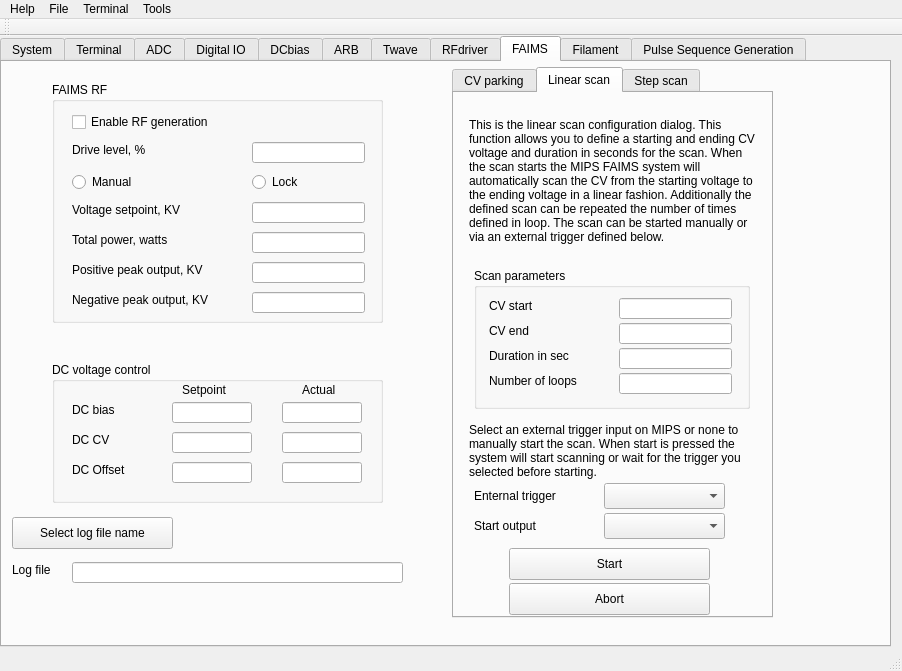
This is mips.ui in MOBILionSystems/MIPS-app-MOBILion as Qt 5 draws it before an edit. The edited form follows.
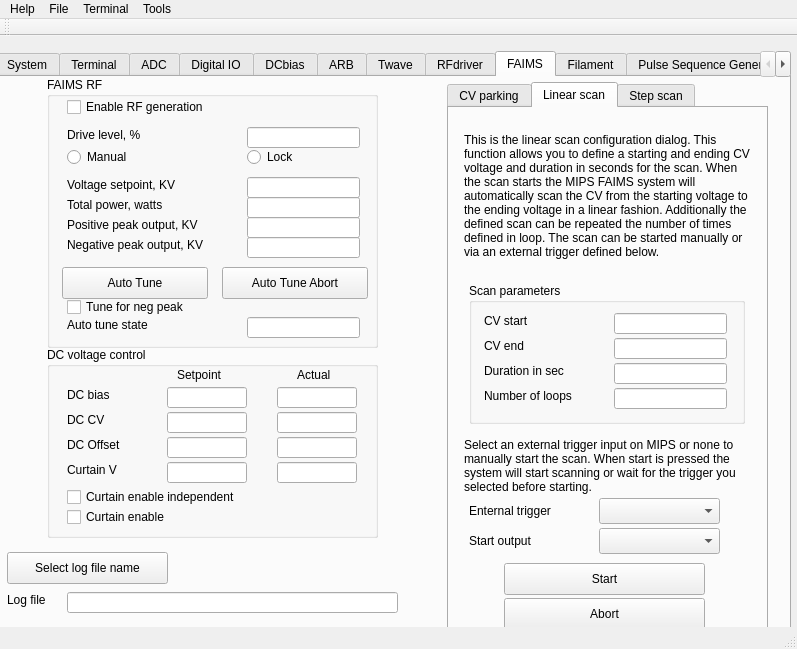
This is the edited form. The open tabs and pages were chosen to show the change. Icons and pictures are not drawn. Custom widgets are drawn as their Qt base class.

```diff
--- a/mips.ui
+++ b/mips.ui
@@ -6,8 +6,8 @@
    <rect>
     <x>0</x>
     <y>0</y>
-    <width>902</width>
-    <height>671</height>
+    <width>797</width>
+    <height>649</height>
    </rect>
   </property>
   <property name="windowTitle">
@@ -17,10 +17,10 @@
    <widget class="QTabWidget" name="tabMIPS">
     <property name="geometry">
      <rect>
-      <x>0</x>
-      <y>0</y>
-      <width>891</width>
-      <height>611</height>
+      <x>-5</x>
+      <y>15</y>
+      <width>796</width>
+      <height>586</height>
      </rect>
     </property>
     <property name="tabShape">
@@ -6125,9 +6125,9 @@
       <property name="geometry">
        <rect>
         <x>50</x>
-        <y>20</y>
+        <y>0</y>
         <width>331</width>
-        <height>241</height>
+        <height>271</height>
        </rect>
       </property>
       <property name="title">
@@ -6137,7 +6137,7 @@
        <property name="geometry">
         <rect>
          <x>20</x>
-         <y>30</y>
+         <y>20</y>
          <width>161</width>
          <height>20</height>
         </rect>
@@ -6150,7 +6150,7 @@
        <property name="geometry">
         <rect>
          <x>200</x>
-         <y>60</y>
+         <y>50</y>
          <width>113</width>
          <height>21</height>
         </rect>
@@ -6160,7 +6160,7 @@
        <property name="geometry">
         <rect>
          <x>20</x>
-         <y>60</y>
+         <y>50</y>
          <width>161</width>
          <height>16</height>
         </rect>
@@ -6173,7 +6173,7 @@
        <property name="geometry">
         <rect>
          <x>20</x>
-         <y>150</y>
+         <y>120</y>
          <width>171</width>
          <height>16</height>
         </rect>
@@ -6186,7 +6186,7 @@
        <property name="geometry">
         <rect>
          <x>20</x>
-         <y>180</y>
+         <y>140</y>
          <width>171</width>
          <height>16</height>
         </rect>
@@ -6199,7 +6199,7 @@
        <property name="geometry">
         <rect>
          <x>20</x>
-         <y>210</y>
+         <y>160</y>
          <width>171</width>
          <height>16</height>
         </rect>
@@ -6212,7 +6212,7 @@
        <property name="geometry">
         <rect>
          <x>200</x>
-         <y>150</y>
+         <y>120</y>
          <width>113</width>
          <height>21</height>
         </rect>
@@ -6225,7 +6225,7 @@
        <property name="geometry">
         <rect>
          <x>200</x>
-         <y>180</y>
+         <y>140</y>
          <width>113</width>
          <height>21</height>
         </rect>
@@ -6238,7 +6238,7 @@
        <property name="geometry">
         <rect>
          <x>200</x>
-         <y>210</y>
+         <y>160</y>
          <width>113</width>
          <height>21</height>
         </rect>
@@ -6251,7 +6251,7 @@
        <property name="geometry">
         <rect>
          <x>200</x>
-         <y>120</y>
+         <y>100</y>
          <width>113</width>
          <height>21</height>
         </rect>
@@ -6261,7 +6261,7 @@
        <property name="geometry">
         <rect>
          <x>20</x>
-         <y>120</y>
+         <y>100</y>
          <width>161</width>
          <height>16</height>
         </rect>
@@ -6274,7 +6274,7 @@
        <property name="geometry">
         <rect>
          <x>20</x>
-         <y>90</y>
+         <y>70</y>
          <width>100</width>
          <height>20</height>
         </rect>
@@ -6287,7 +6287,7 @@
        <property name="geometry">
         <rect>
          <x>200</x>
-         <y>90</y>
+         <y>70</y>
          <width>100</width>
          <height>20</height>
         </rect>
@@ -6296,14 +6296,82 @@
         <string>Lock</string>
        </property>
       </widget>
+      <widget class="QPushButton" name="pbFAIMSautoTune">
+       <property name="geometry">
+        <rect>
+         <x>15</x>
+         <y>190</y>
+         <width>146</width>
+         <height>32</height>
+        </rect>
+       </property>
+       <property name="text">
+        <string>Auto Tune</string>
+       </property>
+      </widget>
+      <widget class="QPushButton" name="pbFAIMSautoTuneAbort">
+       <property name="geometry">
+        <rect>
+         <x>175</x>
+         <y>190</y>
+         <width>146</width>
+         <height>32</height>
+        </rect>
+       </property>
+       <property name="text">
+        <string>Auto Tune Abort</string>
+       </property>
+      </widget>
+      <widget class="QLabel" name="lblTuneState">
+       <property name="geometry">
+        <rect>
+         <x>20</x>
+         <y>240</y>
+         <width>121</width>
+         <height>16</height>
+        </rect>
+       </property>
+       <property name="text">
+        <string>Auto tune state</string>
+       </property>
+      </widget>
+      <widget class="QLineEdit" name="leGFMTSTAT">
+       <property name="geometry">
+        <rect>
+         <x>200</x>
+         <y>240</y>
+         <width>113</width>
+         <height>21</height>
+        </rect>
+       </property>
+       <property name="readOnly">
+        <bool>true</bool>
+       </property>
+      </widget>
+      <widget class="QCheckBox" name="chkNegTune">
+       <property name="geometry">
+        <rect>
+         <x>20</x>
+         <y>220</y>
+         <width>161</width>
+         <height>20</height>
+        </rect>
+       </property>
+       <property name="toolTip">
+        <string>Check this box before selecting auto tune if you want to tune for negative DV peak.</string>
+       </property>
+       <property name="text">
+        <string>Tune for neg peak</string>
+       </property>
+      </widget>
      </widget>
      <widget class="QGroupBox" name="gbFAIMS_DC">
       <property name="geometry">
        <rect>
         <x>50</x>
-        <y>300</y>
+        <y>270</y>
         <width>331</width>
-        <height>141</height>
+        <height>191</height>
        </rect>
       </property>
       <property name="title">
@@ -6336,7 +6404,7 @@
        <property name="geometry">
         <rect>
          <x>20</x>
-         <y>70</y>
+         <y>65</y>
          <width>59</width>
          <height>16</height>
         </rect>
@@ -6349,7 +6417,7 @@
        <property name="geometry">
         <rect>
          <x>20</x>
-         <y>100</y>
+         <y>90</y>
          <width>71</width>
          <height>16</height>
         </rect>
@@ -6401,7 +6469,7 @@
        <property name="geometry">
         <rect>
          <x>230</x>
-         <y>70</y>
+         <y>65</y>
          <width>80</width>
          <height>21</height>
         </rect>
@@ -6414,7 +6482,7 @@
        <property name="geometry">
         <rect>
          <x>120</x>
-         <y>70</y>
+         <y>65</y>
          <width>80</width>
          <height>21</height>
         </rect>
@@ -6424,7 +6492,7 @@
        <property name="geometry">
         <rect>
          <x>230</x>
-         <y>100</y>
+         <y>90</y>
          <width>80</width>
          <height>21</height>
         </rect>
@@ -6437,12 +6505,80 @@
        <property name="geometry">
         <rect>
          <x>120</x>
-         <y>100</y>
+         <y>90</y>
          <width>80</width>
          <height>21</height>
         </rect>
        </property>
       </widget>
+      <widget class="QLabel" name="lblCurtianV">
+       <property name="geometry">
+        <rect>
+         <x>20</x>
+         <y>115</y>
+         <width>71</width>
+         <height>16</height>
+        </rect>
+       </property>
+       <property name="text">
+        <string>Curtain V</string>
+       </property>
+      </widget>
+      <widget class="QLineEdit" name="leSHV_1">
+       <property name="geometry">
+        <rect>
+         <x>120</x>
+         <y>115</y>
+         <width>80</width>
+         <height>21</height>
+        </rect>
+       </property>
+      </widget>
+      <widget class="QLineEdit" name="leGHVV_1">
+       <property name="geometry">
+        <rect>
+         <x>230</x>
+         <y>115</y>
+         <width>80</width>
+         <height>21</height>
+        </rect>
+       </property>
+       <property name="readOnly">
+        <bool>true</bool>
+       </property>
+      </widget>
+      <widget class="QCheckBox" name="chkCurtianIndEna">
+       <property name="geometry">
+        <rect>
+         <x>20</x>
+         <y>140</y>
+         <width>201</width>
+         <height>20</height>
+        </rect>
+       </property>
+       <property name="toolTip">
+        <string>Check this box if you do not want FAIMS enable and disable to effect the curtian supply.</string>
+       </property>
+       <property name="text">
+        <string>Curtain enable independent</string>
+       </property>
+      </widget>
+      <widget class="QCheckBox" name="chkCurtianEna">
+       <property name="geometry">
+        <rect>
+         <x>20</x>
+         <y>160</y>
+         <width>201</width>
+         <height>20</height>
+        </rect>
+       </property>
+       <property name="toolTip">
+        <string>Enable and disable the curtian supply.</string>
+       </property>
+       <property name="text">
+        <string>Curtain enable</string>
+       </property>
+      </widget>
      </widget>
      <widget class="QTabWidget" name="tabScanMode">
       <property name="geometry">
@@ -7163,7 +7299,7 @@
       <property name="geometry">
        <rect>
         <x>70</x>
-        <y>500</y>
+        <y>515</y>
         <width>331</width>
         <height>21</height>
        </rect>
@@ -7173,7 +7309,7 @@
       <property name="geometry">
        <rect>
         <x>10</x>
-        <y>500</y>
+        <y>515</y>
         <width>59</width>
         <height>16</height>
        </rect>
@@ -7186,7 +7322,7 @@
       <property name="geometry">
        <rect>
         <x>10</x>
-        <y>455</y>
+        <y>475</y>
         <width>161</width>
         <height>32</height>
        </rect>
@@ -8083,8 +8219,8 @@
     <rect>
      <x>0</x>
      <y>0</y>
-     <width>902</width>
-     <height>21</height>
+     <width>797</width>
+     <height>22</height>
     </rect>
    </property>
    <widget class="QMenu" name="menuAbout">
```
Left out of the diff: 2 changed lines with no effect on the pictures.
